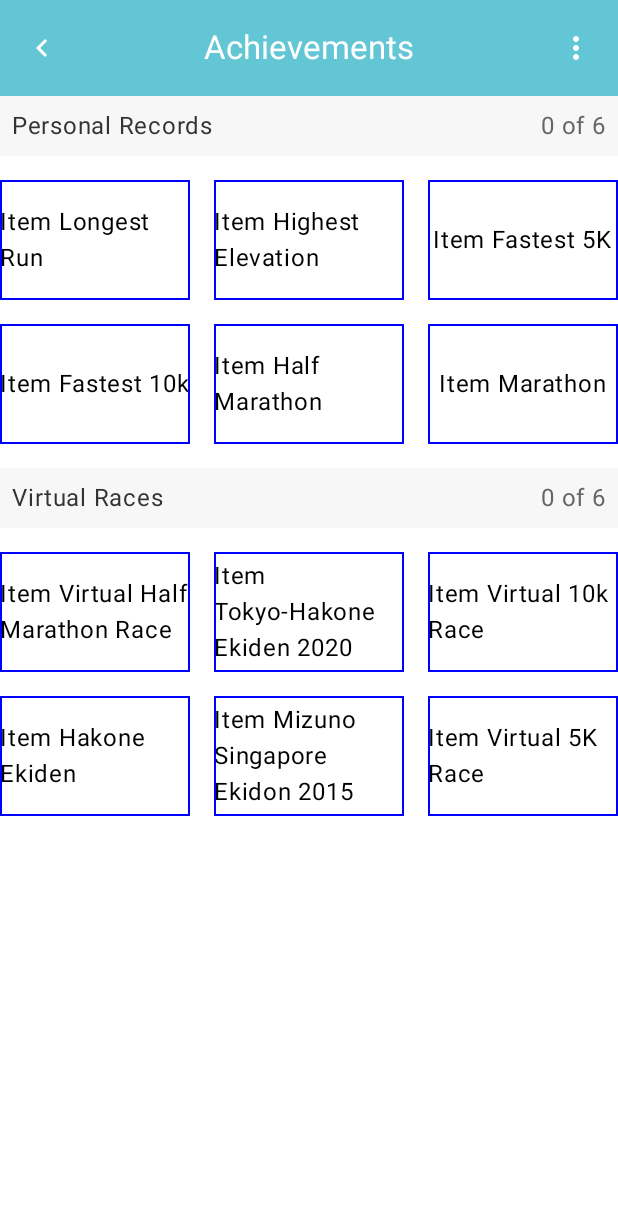
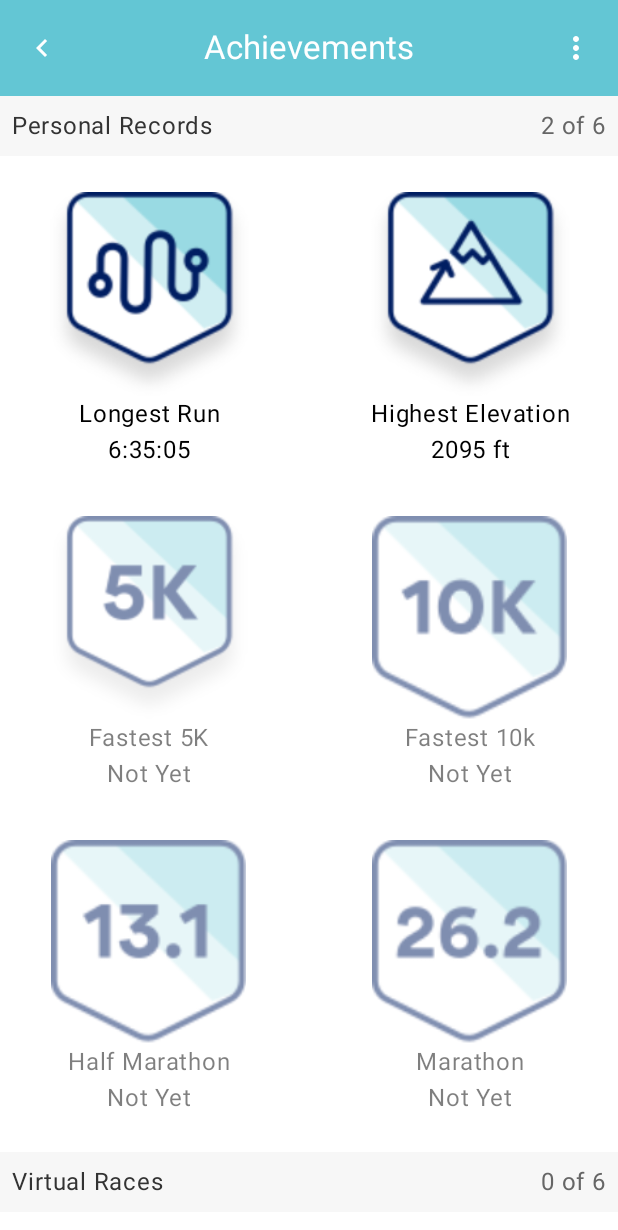
Before and after one commit to nick-mcdonald/RunkeeperMedalCase, an Android app built with Jetpack Compose: the screen it shows after launch (MainActivity), on a phone screen of 412 x 824 dp. Shown: the top 1230 px of the screen. Run offline under Robolectric (Android 15) with nearby library versions, the phone set to English and light mode, and no system bars.

Commit message:
Medal layout implemented

```diff
--- a/app/src/main/java/com/nickmcdonald/runkeepermedalcase/models/Achievement.kt
+++ b/app/src/main/java/com/nickmcdonald/runkeepermedalcase/models/Achievement.kt
@@ -1,42 +1,62 @@
 package com.nickmcdonald.runkeepermedalcase.models
 
-import android.media.Image
+import com.nickmcdonald.runkeepermedalcase.R
+import java.time.LocalDate
 
-import java.util.Date
 import kotlin.time.Duration
+import kotlin.time.Duration.Companion.seconds
 
 sealed class AchievementValue {
     class Time(var time: Duration) : AchievementValue()
+    class Elevation(var height: Int) : AchievementValue()
     class Distance(var distance: Int): AchievementValue()
 }
 
 data class Achievement(
     val sortOrder: Int,
     val name: String,
-    val imageName: String,
-    var achievedAt: Date? = null,
+    val imageId: Int,
+    var achievedAt: LocalDate? = null,
     var best: AchievementValue? = null,
 ) {
+    fun bestValueAsString() : String {
+        return when (best) {
+            is AchievementValue.Time -> {
+                (best as AchievementValue.Time).time.toComponents {  hours, minutes, seconds, _ ->
+                    "${hours}:${minutes.toString().padStart(2,'0')}:${seconds.toString().padStart(2,'0')}"
+                }
+            }
 
+            is AchievementValue.Elevation -> {
+                "${(best as AchievementValue.Elevation).height} ft"
+            }
+
+            is AchievementValue.Distance -> {
+                "${(best as AchievementValue.Distance).distance} km"
+            }
+
+            null -> "Not Yet"
+        }
+    }
 }
 
 typealias AchievementList = Map<String, List<Achievement>>
 
 val achievements: AchievementList = mapOf(
     "Personal Records" to listOf(
-        Achievement(sortOrder = 1, name = "Longest Run", imageName = "longest_run.png"),
-        Achievement(sortOrder = 2, name = "Highest Elevation", imageName = "highest_elevation.png"),
-        Achievement(sortOrder = 3, name = "Fastest 5K", imageName = "fastest_5k.png"),
-        Achievement(sortOrder = 4, name = "Fastest 10k", imageName = "fastest_10k.png"),
-        Achievement(sortOrder = 5, name = "Half Marathon", imageName = "fastest_half_marathon.png"),
-        Achievement(sortOrder = 6, name = "Marathon", imageName = "fastest_marathon.png"),
+        Achievement(sortOrder = 1, name = "Longest Run", imageId = R.drawable.longest_run, achievedAt = LocalDate.of(2024,7, 10), best = AchievementValue.Time(time = 23705.seconds)),
+        Achievement(sortOrder = 2, name = "Highest Elevation", imageId = R.drawable.highest_elevation, achievedAt = LocalDate.of(2022,2, 22), best = AchievementValue.Elevation(height = 2095)),
+        Achievement(sortOrder = 3, name = "Fastest 5K", imageId = R.drawable.fastest_5k),
+        Achievement(sortOrder = 4, name = "Fastest 10k", imageId = R.drawable.fastest_10k),
+        Achievement(sortOrder = 5, name = "Half Marathon", imageId = R.drawable.fastest_half_marathon),
+        Achievement(sortOrder = 6, name = "Marathon", imageId = R.drawable.fastest_marathon),
     ),
     "Virtual Races" to listOf(
-        Achievement(sortOrder = 1, name = "Virtual Half Marathon Race", imageName = "virtual_half_marathon_race.png"),
-        Achievement(sortOrder = 2, name = "Tokyo-Hakone Ekiden 2020", imageName = "tokyo_kakone_ekiden.png"),
-        Achievement(sortOrder = 3, name = "Virtual 10k Race", imageName = "virtual_10k_race.png"),
-        Achievement(sortOrder = 4, name = "Hakone Ekiden", imageName = "hakone_ekiden.png"),
-        Achievement(sortOrder = 5, name = "Mizuno Singapore Ekidon 2015", imageName = "mizuno_singapore_ekiden.png"),
-        Achievement(sortOrder = 6, name = "Virtual 5K Race", imageName = "virtual_5k_race.png"),
+        Achievement(sortOrder = 1, name = "Virtual Half Marathon Race", imageId = R.drawable.virtual_half_marathon_race),
+        Achievement(sortOrder = 2, name = "Tokyo-Hakone Ekiden 2020", imageId = R.drawable.tokyo_kakone_ekiden),
+        Achievement(sortOrder = 3, name = "Virtual 10k Race", imageId = R.drawable.virtual_10k_race),
+        Achievement(sortOrder = 4, name = "Hakone Ekiden", imageId = R.drawable.hakone_ekiden),
+        Achievement(sortOrder = 5, name = "Mizuno Singapore Ekidon 2015", imageId = R.drawable.mizuno_singapore_ekiden),
+        Achievement(sortOrder = 6, name = "Virtual 5K Race", imageId = R.drawable.virtual_5k_race),
     ),
 )
--- a/app/src/main/java/com/nickmcdonald/runkeepermedalcase/ui/MedalCase.kt
+++ b/app/src/main/java/com/nickmcdonald/runkeepermedalcase/ui/MedalCase.kt
@@ -1,20 +1,15 @@
 package com.nickmcdonald.runkeepermedalcase.ui
 
-import androidx.compose.foundation.border
 import androidx.compose.foundation.layout.Arrangement
 import androidx.compose.foundation.layout.PaddingValues
 import androidx.compose.foundation.layout.height
-import androidx.compose.foundation.layout.wrapContentSize
 import androidx.compose.foundation.lazy.grid.GridCells
 import androidx.compose.foundation.lazy.grid.GridItemSpan
 import androidx.compose.foundation.lazy.grid.LazyVerticalGrid
 import androidx.compose.foundation.lazy.grid.items
-import androidx.compose.material3.Text
 import androidx.compose.runtime.Composable
 import androidx.compose.ui.Modifier
-import androidx.compose.ui.graphics.Color
 import androidx.compose.ui.unit.dp
-import com.nickmcdonald.runkeepermedalcase.models.Achievement
 import com.nickmcdonald.runkeepermedalcase.models.AchievementList
 
 @Composable
@@ -23,12 +18,12 @@ fun MedalCase(
     innerPadding: PaddingValues,
 ) {
     LazyVerticalGrid(
-        columns = GridCells.Adaptive(minSize = 120.dp),
+        columns = GridCells.Adaptive(minSize = 180.dp),
         horizontalArrangement = Arrangement.spacedBy(16.dp),
         verticalArrangement = Arrangement.spacedBy(16.dp),
         contentPadding = innerPadding,
     ) {
-        achievementList.forEach { sectionName, achievements ->
+        achievementList.forEach { (sectionName, achievements) ->
             item(
                 span = { GridItemSpan(maxLineSpan) }
             ) {
@@ -37,14 +32,10 @@ fun MedalCase(
 
             items(
                 items = achievements,
-                span = { GridItemSpan(1) }
             ) { achievement ->
-                Text(
-                    "Item ${achievement.name}",
-                    Modifier
-                        .border(1.dp, Color.Blue)
-                        .height(80.dp)
-                        .wrapContentSize()
+                MedalDetail(
+                    achievement = achievement,
+                    modifier = Modifier.height(200.dp)
                 )
             }
         }
--- /dev/null
+++ b/app/src/main/java/com/nickmcdonald/runkeepermedalcase/ui/MedalDetail.kt
@@ -0,0 +1,40 @@
+package com.nickmcdonald.runkeepermedalcase.ui
+
+import androidx.compose.foundation.Image
+import androidx.compose.foundation.layout.Arrangement
+import androidx.compose.foundation.layout.Column
+import androidx.compose.foundation.layout.fillMaxSize
+import androidx.compose.foundation.layout.padding
+import androidx.compose.material3.Text
+import androidx.compose.runtime.Composable
+import androidx.compose.ui.Alignment
+import androidx.compose.ui.Modifier
+import androidx.compose.ui.draw.alpha
+import androidx.compose.ui.layout.ContentScale
+import androidx.compose.ui.res.painterResource
+import androidx.compose.ui.text.style.TextAlign
+import androidx.compose.ui.unit.dp
+import com.nickmcdonald.runkeepermedalcase.models.Achievement
+
+@Composable
+fun MedalDetail(
+    achievement : Achievement,
+    modifier: Modifier
+) {
+    val isFaded = achievement.achievedAt == null
+
+    Column (
+        horizontalAlignment = Alignment.CenterHorizontally,
+        verticalArrangement = Arrangement.Center,
+        modifier = modifier.padding(8.dp).alpha(if (isFaded) 0.5F else 1.0F),
+    ){
+        Image(
+            painter = painterResource(achievement.imageId),
+            contentDescription = "${achievement.name} image",
+            modifier = Modifier.weight(1F),
+            contentScale = ContentScale.FillHeight
+        )
+        Text(text = achievement.name, textAlign = TextAlign.Center)
+        Text(text = achievement.bestValueAsString(), textAlign = TextAlign.Center)
+    }
+}
--- a/app/src/main/java/com/nickmcdonald/runkeepermedalcase/ui/MedalSectionHeader.kt
+++ b/app/src/main/java/com/nickmcdonald/runkeepermedalcase/ui/MedalSectionHeader.kt
@@ -20,7 +20,7 @@ fun MedalSectionHeader(
     name: String,
     achievements: List<Achievement>,
 ) {
-    val numAchieved = achievements.map { a -> if(a.achievedAt != null) 1 else 0 }.sum()
+    val numAchieved = achievements.map { if(it.achievedAt != null) 1 else 0 }.sum()
 
     Row (
         verticalAlignment = Alignment.CenterVertically,
```
